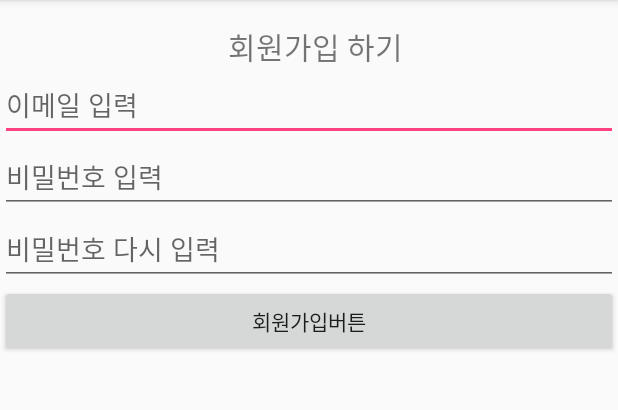
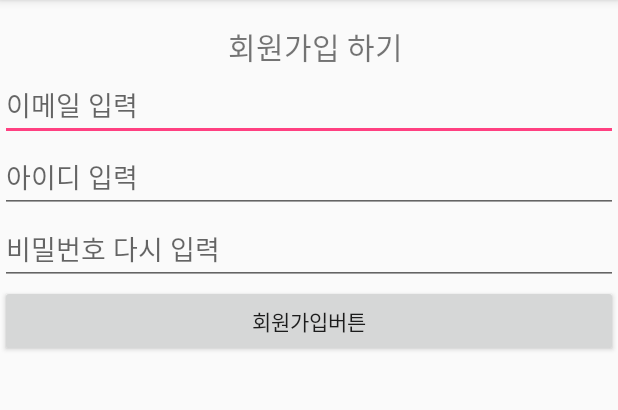
Before and after one commit to likesoomti/LoginProject, an Android app: the SignupActivity screen opened directly, with no data from a screen before it, after a tap on "회원가입버튼", on a phone screen of 412 x 824 dp, the part 84-494 px from its top. Run offline under Robolectric (Android 15) with nearby library versions, the phone set to English and light mode, and no system bars; libraries missing offline, so code that uses them is left out: io.realm.

```diff
--- a/app/build.gradle
+++ b/app/build.gradle
@@ -3,6 +3,9 @@ apply plugin: 'com.android.application'
 apply plugin: 'kotlin-android'
 
 apply plugin: 'kotlin-android-extensions'
+
+apply plugin: 'realm-android'
+apply plugin: 'kotlin-kapt'
 
 android {
     compileSdkVersion 27
--- a/app/src/main/java/com/soomti/loginproject/SignupActivity.kt
+++ b/app/src/main/java/com/soomti/loginproject/SignupActivity.kt
@@ -7,66 +7,65 @@ import android.util.Log
 import android.widget.Button
 import android.widget.EditText
 import android.widget.Toast
+import com.soomti.loginproject.Model.User
+import io.realm.Realm
+import kotlinx.android.synthetic.main.activity_signup.*
+import java.lang.reflect.Member
+import java.util.regex.Matcher
+import java.util.regex.Pattern
+import android.text.Editable
+import android.text.TextWatcher
+import android.R.id.edit
+
+
 
 class SignupActivity : AppCompatActivity() {
 
-    val email by lazy {
-        findViewById(R.id.email) as EditText
-    }
-    val password by lazy {
-        findViewById(R.id.password) as EditText
-    }
-    val password2 by lazy {
-        findViewById(R.id.passwordMore) as EditText
-    }
-    val createButton by lazy {
-        findViewById(R.id.createButton) as Button
-    }
-    // 이메일 정규표현식
-    fun emailCheck(email:String):Boolean {
-        //val regex = "/^[0-9a-zA-Z]([-_.]?[0-9a-zA-Z])*@[0-9a-zA-Z]([-_.]?[0-9a-zA-Z])*.[a-zA-Z]{2,3}\$/i;".toRegex()
-        //return !regex.containsMatchIn(email)
-
-        return !(email.contains("@"))
-    }
-    fun nullCheck(str:String) :Boolean {
-        return (str=="")
-    }
-    // 비밀번호 같은지 체크
-    fun passwordCheck(password1:String,password2:String):Boolean{
-        return !(password1 == password2)
-    }
 
     override fun onCreate(savedInstanceState: Bundle?) {
         super.onCreate(savedInstanceState)
         setContentView(R.layout.activity_signup)
 
+        val check_email ="[0-9a-zA-Z]+(.[_a-z0-9-]+)*@(?:\\\\w+\\\\.)+\\\\w+\$";
+
+        val check_pwd = Pattern.compile("^(?=.*[0-9])(?=.*[a-z]).{8,16}$")
+
         var flag = true
 
+        createButton.setOnClickListener{
+            Log.i("email",email.text.toString())
 
-        createButton.setOnClickListener{
-            var email = email.text.toString()
-            var password = password.text.toString()
-            var password2 = password2.text.toString()
-            //1. 이메일 정규표현식이 적합하지 않으면
-            if (emailCheck(email)) {
-                Toast.makeText(this,"이메일 표현이 맞지 않습니다.",Toast.LENGTH_LONG).show()
+            val isMatchPWD = check_pwd.matcher(password.text.toString())
+
+            if (!Pattern.matches(check_email,email.text.toString())) {
                 flag = false
-
-            }else if (nullCheck(email) || nullCheck(password) || nullCheck(password2)) {
-                Toast.makeText(this,"공란이 있습니다.",Toast.LENGTH_LONG).show()
+                Toast.makeText(this,"이메일 정확히 지켜주세요",Toast.LENGTH_LONG).show();
+            }
+            if(identify.text.length < 5) {
                 flag = false
-            }else if (passwordCheck(password,password2)) {
-                Toast.makeText(this,"비밀번호가 일치하지 않습니다.",Toast.LENGTH_LONG).show()
+                Toast.makeText(this,"아이디 길이가 짧습니다.",Toast.LENGTH_LONG).show();
+            }
+            if(!isMatchPWD.find()) {
                 flag = false
-            }else {
-                flag = true
+                Toast.makeText(this,"비밀번호 정확히 지켜주세요",Toast.LENGTH_LONG).show();
             }
 
             if(flag == true){
                 // 화면 넘기기
+
+                Realm.getDefaultInstance().use { realm ->
+                    realm.executeTransaction {
+                        val member = User()
+                        member.identify = identify.text.toString()
+                        member.email = email.text.toString()
+                        member.password = password.text.toString()
+
+                        realm.copyToRealm(member)
+                    }
+                }
                 val mainIntent = Intent(this, MainActivity::class.java)
                 startActivity(mainIntent)
+                finish()
             }
 
         }
--- a/app/src/main/res/layout/activity_signup.xml
+++ b/app/src/main/res/layout/activity_signup.xml
@@ -25,18 +25,16 @@
         android:id="@+id/email"
         android:layout_width="match_parent"
         android:layout_height="wrap_content"
-        android:hint="이메일 입력"
-        android:inputType="textEmailAddress" />
+        android:hint="이메일 입력" />
+
+    <EditText
+        android:id="@+id/identify"
+        android:layout_width="match_parent"
+        android:layout_height="wrap_content"
+        android:hint="아이디 입력" />
 
     <EditText
         android:id="@+id/password"
-        android:layout_width="match_parent"
-        android:layout_height="wrap_content"
-        android:hint="비밀번호 입력"
-        android:inputType="textPassword" />
-
-    <EditText
-        android:id="@+id/passwordMore"
         android:layout_width="match_parent"
         android:layout_height="wrap_content"
         android:hint="비밀번호 다시 입력"
--- a/build.gradle
+++ b/build.gradle
@@ -12,6 +12,7 @@ buildscript {
 
         // NOTE: Do not place your application dependencies here; they belong
         // in the individual module build.gradle files
+        classpath "io.realm:realm-gradle-plugin:3.5.0"
     }
 }
 
```
Also changed, not shown: app/src/main/AndroidManifest.xml (+6 -3 lines), app/src/main/java/com/soomti/loginproject/MainActivity.kt (+34 -18 lines), app/src/main/java/com/soomti/loginproject/Model/User.kt (added, +9 -0 lines), app/src/main/java/com/soomti/loginproject/SplashActivity.kt (added, +32 -0 lines), app/src/main/res/layout/activity_splash.xml (added, +21 -0 lines).
